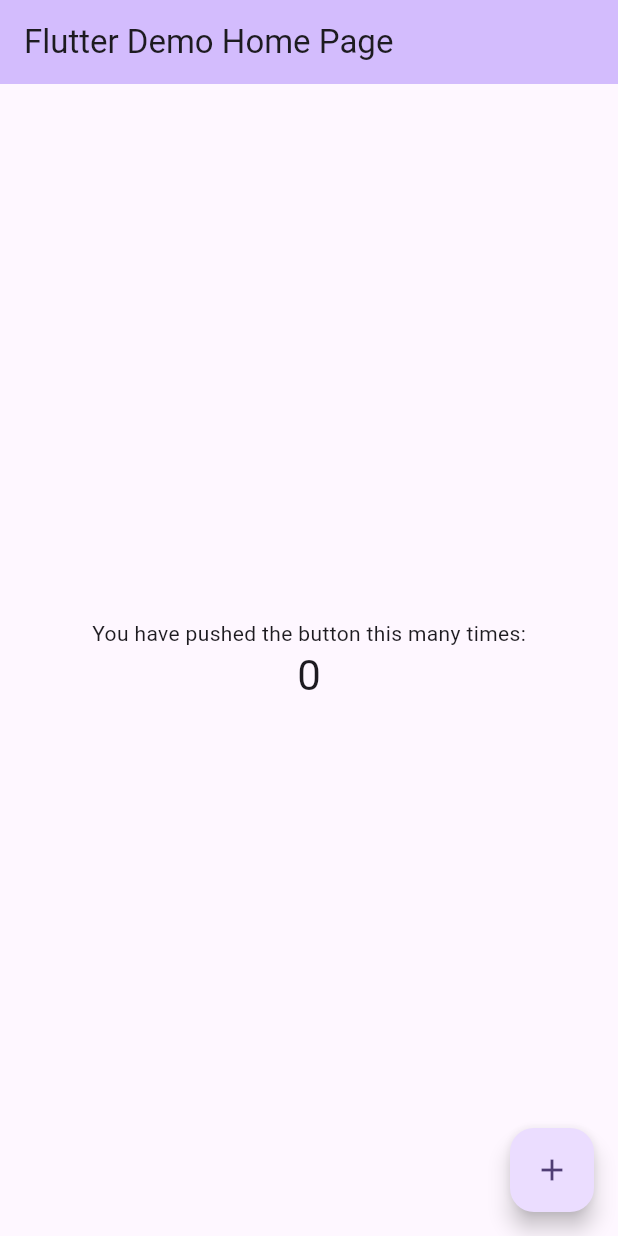
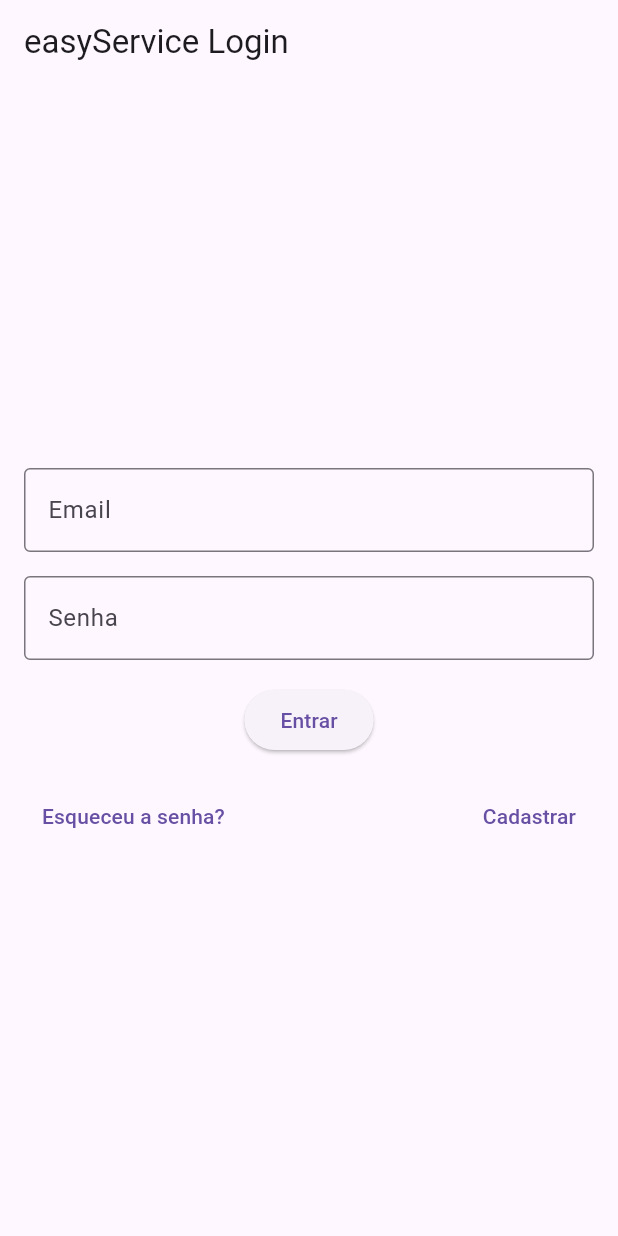
Before and after one commit to romulobeluco/EasyService, a Flutter app: the screen it shows after launch, on a phone screen of 412 x 824 dp. Run offline on Flutter 3.47's test engine with Material 3 defaults, Android fonts, the phone set to English and light mode, and no system bars.

Commit message:
login_page

```diff
--- /dev/null
+++ b/app/lib/login_screen.dart
@@ -0,0 +1,59 @@
+import 'package:flutter/material.dart';
+
+class LoginScreen extends StatelessWidget {
+  @override
+  Widget build(BuildContext context) {
+    return Scaffold(
+      appBar: AppBar(
+        title: Text('easyService Login'),
+      ),
+      body: Padding(
+        padding: const EdgeInsets.all(16.0),
+        child: Column(
+          mainAxisAlignment: MainAxisAlignment.center,
+          children: [
+            TextField(
+              decoration: InputDecoration(
+                labelText: 'Email',
+                border: OutlineInputBorder(),
+              ),
+            ),
+            SizedBox(height: 16.0),
+            TextField(
+              decoration: InputDecoration(
+                labelText: 'Senha',
+                border: OutlineInputBorder(),
+              ),
+              obscureText: true,
+            ),
+            SizedBox(height: 16.0),
+            ElevatedButton(
+              onPressed: () {
+                // Adicione a lógica de login aqui
+              },
+              child: Text('Entrar'),
+            ),
+            SizedBox(height: 16.0),
+            Row(
+              mainAxisAlignment: MainAxisAlignment.spaceBetween,
+              children: [
+                TextButton(
+                  onPressed: () {
+                    Navigator.pushNamed(context, '/forgot_password');
+                  },
+                  child: Text('Esqueceu a senha?'),
+                ),
+                TextButton(
+                  onPressed: () {
+                    Navigator.pushNamed(context, '/register');
+                  },
+                  child: Text('Cadastrar'),
+                ),
+              ],
+            ),
+          ],
+        ),
+      ),
+    );
+  }
+}
--- a/app/lib/main.dart
+++ b/app/lib/main.dart
@@ -1,125 +1,26 @@
 import 'package:flutter/material.dart';
+import 'login_screen.dart';
+import 'forgot_password_screen.dart';
+import 'register_screen.dart';
 
 void main() {
-  runApp(const MyApp());
+  runApp(EasyServiceApp());
 }
 
-class MyApp extends StatelessWidget {
-  const MyApp({super.key});
-
-  // This widget is the root of your application.
+class EasyServiceApp extends StatelessWidget {
   @override
   Widget build(BuildContext context) {
     return MaterialApp(
-      title: 'Flutter Demo',
+      title: 'easyService',
       theme: ThemeData(
-        // This is the theme of your application.
-        //
-        // TRY THIS: Try running your application with "flutter run". You'll see
-        // the application has a purple toolbar. Then, without quitting the app,
-        // try changing the seedColor in the colorScheme below to Colors.green
-        // and then invoke "hot reload" (save your changes or press the "hot
-        // reload" button in a Flutter-supported IDE, or press "r" if you used
-        // the command line to start the app).
-        //
-        // Notice that the counter didn't reset back to zero; the application
-        // state is not lost during the reload. To reset the state, use hot
-        // restart instead.
-        //
-        // This works for code too, not just values: Most code changes can be
-        // tested with just a hot reload.
-        colorScheme: ColorScheme.fromSeed(seedColor: Colors.deepPurple),
-        useMaterial3: true,
+        primarySwatch: Colors.blue,
       ),
-      home: const MyHomePage(title: 'Flutter Demo Home Page'),
+      initialRoute: '/',
+      routes: {
+        '/': (context) => LoginScreen(),
+        '/forgot_password': (context) => ForgotPasswordScreen(),
+        '/register': (context) => RegisterScreen(),
+      },
     );
   }
 }
-
-class MyHomePage extends StatefulWidget {
-  const MyHomePage({super.key, required this.title});
-
-  // This widget is the home page of your application. It is stateful, meaning
-  // that it has a State object (defined below) that contains fields that affect
-  // how it looks.
-
-  // This class is the configuration for the state. It holds the values (in this
-  // case the title) provided by the parent (in this case the App widget) and
-  // used by the build method of the State. Fields in a Widget subclass are
-  // always marked "final".
-
-  final String title;
-
-  @override
-  State<MyHomePage> createState() => _MyHomePageState();
-}
-
-class _MyHomePageState extends State<MyHomePage> {
-  int _counter = 0;
-
-  void _incrementCounter() {
-    setState(() {
-      // This call to setState tells the Flutter framework that something has
-      // changed in this State, which causes it to rerun the build method below
-      // so that the display can reflect the updated values. If we changed
-      // _counter without calling setState(), then the build method would not be
-      // called again, and so nothing would appear to happen.
-      _counter++;
-    });
-  }
-
-  @override
-  Widget build(BuildContext context) {
-    // This method is rerun every time setState is called, for instance as done
-    // by the _incrementCounter method above.
-    //
-    // The Flutter framework has been optimized to make rerunning build methods
-    // fast, so that you can just rebuild anything that needs updating rather
-    // than having to individually change instances of widgets.
-    return Scaffold(
-      appBar: AppBar(
-        // TRY THIS: Try changing the color here to a specific color (to
-        // Colors.amber, perhaps?) and trigger a hot reload to see the AppBar
-        // change color while the other colors stay the same.
-        backgroundColor: Theme.of(context).colorScheme.inversePrimary,
-        // Here we take the value from the MyHomePage object that was created by
-        // the App.build method, and use it to set our appbar title.
-        title: Text(widget.title),
-      ),
-      body: Center(
-        // Center is a layout widget. It takes a single child and positions it
-        // in the middle of the parent.
-        child: Column(
-          // Column is also a layout widget. It takes a list of children and
-          // arranges them vertically. By default, it sizes itself to fit its
-          // children horizontally, and tries to be as tall as its parent.
-          //
-          // Column has various properties to control how it sizes itself and
-          // how it positions its children. Here we use mainAxisAlignment to
-          // center the children vertically; the main axis here is the vertical
-          // axis because Columns are vertical (the cross axis would be
-          // horizontal).
-          //
-          // TRY THIS: Invoke "debug painting" (choose the "Toggle Debug Paint"
-          // action in the IDE, or press "p" in the console), to see the
-          // wireframe for each widget.
-          mainAxisAlignment: MainAxisAlignment.center,
-          children: <Widget>[
-            const Text(
-              'You have pushed the button this many times:',
-            ),
-            Text(
-              '$_counter',
-              style: Theme.of(context).textTheme.headlineMedium,
-            ),
-          ],
-        ),
-      ),
-      floatingActionButton: FloatingActionButton(
-        onPressed: _incrementCounter,
-        tooltip: 'Increment',
-        child: const Icon(Icons.add),
-      ), // This trailing comma makes auto-formatting nicer for build methods.
-    );
-  }
-}
```
Also changed, not shown: app/lib/forgot_password_screen.dart (added, +33 -0 lines), app/lib/register_screen.dart (added, +48 -0 lines).
